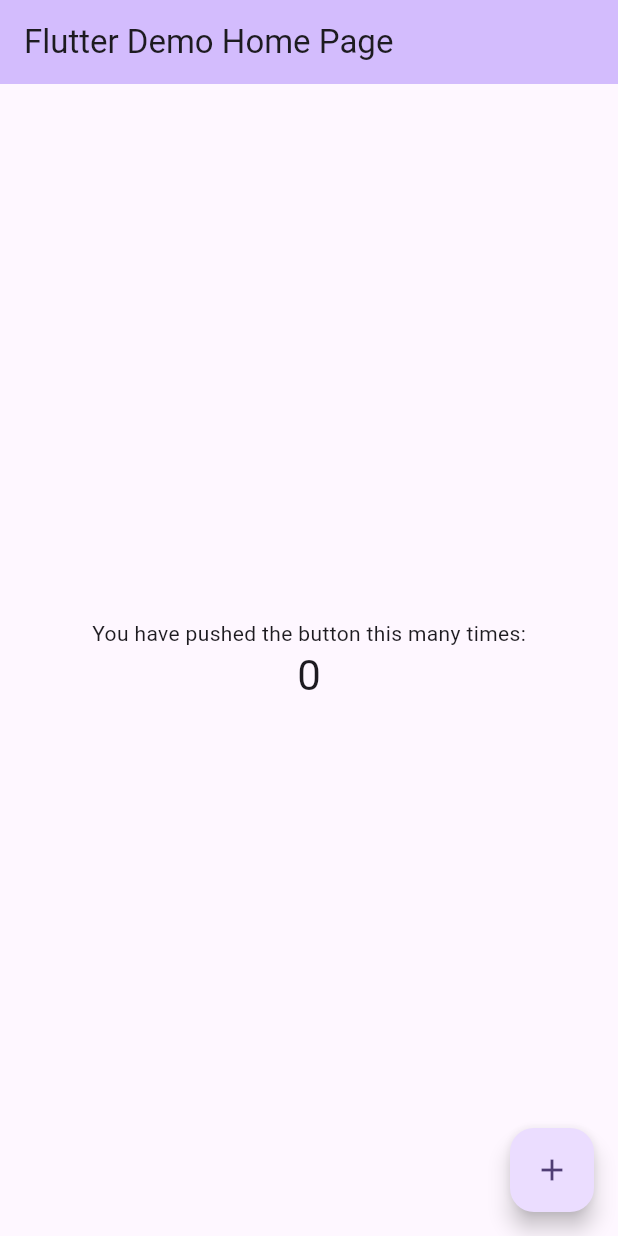
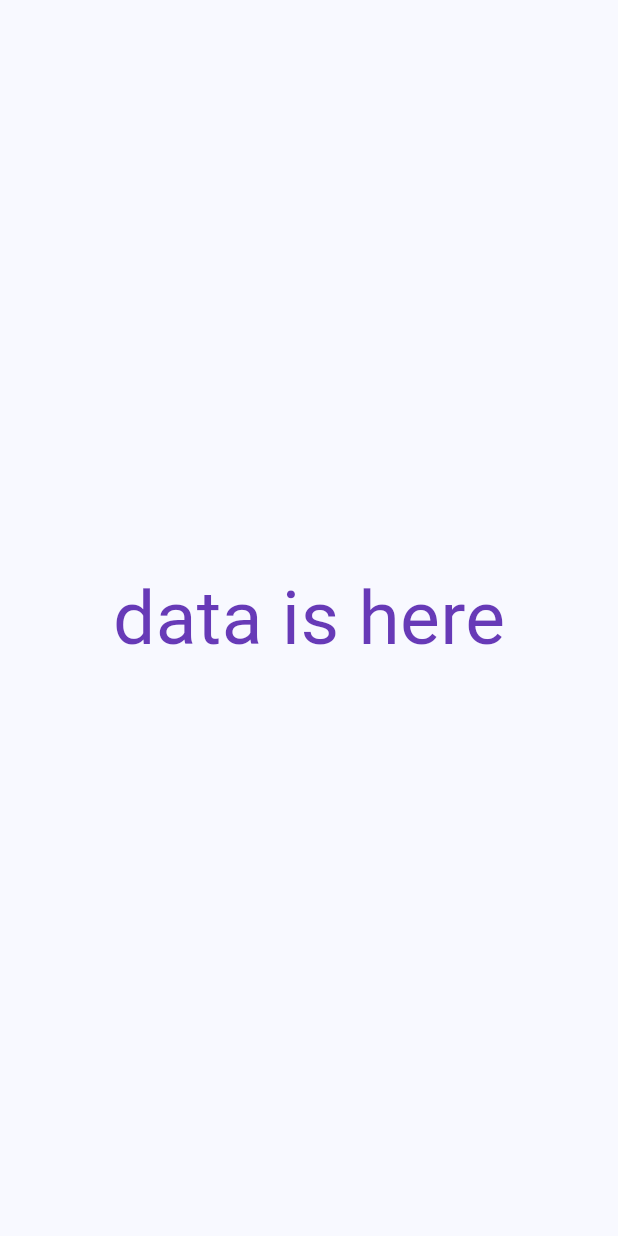
Before and after one commit to harshitkar/note_it_bro, a Flutter app: the screen it shows after launch, on a phone screen of 412 x 824 dp. Run offline on Flutter 3.47's test engine with Material 3 defaults, Android fonts, the phone set to English and light mode, and no system bars.

Commit message:
Workshop 2

```diff
--- a/lib/main.dart
+++ b/lib/main.dart
@@ -1,4 +1,5 @@
 import 'package:flutter/material.dart';
+import 'package:note_it_bro/screens/homepage.dart';
 
 void main() {
   runApp(const MyApp());
@@ -7,119 +8,15 @@
 class MyApp extends StatelessWidget {
   const MyApp({super.key});
 
-  // This widget is the root of your application.
   @override
   Widget build(BuildContext context) {
     return MaterialApp(
       title: 'Flutter Demo',
       theme: ThemeData(
-        // This is the theme of your application.
-        //
-        // TRY THIS: Try running your application with "flutter run". You'll see
-        // the application has a purple toolbar. Then, without quitting the app,
-        // try changing the seedColor in the colorScheme below to Colors.green
-        // and then invoke "hot reload" (save your changes or press the "hot
-        // reload" button in a Flutter-supported IDE, or press "r" if you used
-        // the command line to start the app).
-        //
-        // Notice that the counter didn't reset back to zero; the application
-        // state is not lost during the reload. To reset the state, use hot
-        // restart instead.
-        //
-        // This works for code too, not just values: Most code changes can be
-        // tested with just a hot reload.
-        colorScheme: ColorScheme.fromSeed(seedColor: Colors.deepPurple),
+        colorScheme: ColorScheme.fromSeed(seedColor: Colors.blue),
         useMaterial3: true,
       ),
-      home: const MyHomePage(title: 'Flutter Demo Home Page'),
+      home: const HomePage(),
     );
   }
 }
-
-class MyHomePage extends StatefulWidget {
-  const MyHomePage({super.key, required this.title});
-
-  // This widget is the home page of your application. It is stateful, meaning
-  // that it has a State object (defined below) that contains fields that affect
-  // how it looks.
-
-  // This class is the configuration for the state. It holds the values (in this
-  // case the title) provided by the parent (in this case the App widget) and
-  // used by the build method of the State. Fields in a Widget subclass are
-  // always marked "final".
-
-  final String title;
-
-  @override
-  State<MyHomePage> createState() => _MyHomePageState();
-}
-
-class _MyHomePageState extends State<MyHomePage> {
-  int _counter = 0;
-
-  void _incrementCounter() {
-    setState(() {
-      // This call to setState tells the Flutter framework that something has
-      // changed in this State, which causes it to rerun the build method below
-      // so that the display can reflect the updated values. If we changed
-      // _counter without calling setState(), then the build method would not be
-      // called again, and so nothing would appear to happen.
-      _counter++;
-    });
-  }
-
-  @override
-  Widget build(BuildContext context) {
-    // This method is rerun every time setState is called, for instance as done
-    // by the _incrementCounter method above.
-    //
-    // The Flutter framework has been optimized to make rerunning build methods
-    // fast, so that you can just rebuild anything that needs updating rather
-    // than having to individually change instances of widgets.
-    return Scaffold(
-      appBar: AppBar(
-        // TRY THIS: Try changing the color here to a specific color (to
-        // Colors.amber, perhaps?) and trigger a hot reload to see the AppBar
-        // change color while the other colors stay the same.
-        backgroundColor: Theme.of(context).colorScheme.inversePrimary,
-        // Here we take the value from the MyHomePage object that was created by
-        // the App.build method, and use it to set our appbar title.
-        title: Text(widget.title),
-      ),
-      body: Center(
-        // Center is a layout widget. It takes a single child and positions it
-        // in the middle of the parent.
-        child: Column(
-          // Column is also a layout widget. It takes a list of children and
-          // arranges them vertically. By default, it sizes itself to fit its
-          // children horizontally, and tries to be as tall as its parent.
-          //
-          // Column has various properties to control how it sizes itself and
-          // how it positions its children. Here we use mainAxisAlignment to
-          // center the children vertically; the main axis here is the vertical
-          // axis because Columns are vertical (the cross axis would be
-          // horizontal).
-          //
-          // TRY THIS: Invoke "debug painting" (choose the "Toggle Debug Paint"
-          // action in the IDE, or press "p" in the console), to see the
-          // wireframe for each widget.
-          mainAxisAlignment: MainAxisAlignment.center,
-          children: <Widget>[
-            const Text(
-              'You have pushed the button this many times:',
-            ),
-            Text(
-              '$_counter',
-              style: Theme.of(context).textTheme.headlineMedium,
-            ),
-          ],
-        ),
-      ),
-      floatingActionButton: FloatingActionButton(
-        onPressed: _incrementCounter,
-        tooltip: 'Increment',
-        child: const Icon(Icons.add),
-      ), // This trailing comma makes auto-formatting nicer for build methods.
-    );
-  }
-}
--- /dev/null
+++ b/lib/screens/homepage.dart
@@ -0,0 +1,21 @@
+import 'package:flutter/material.dart';
+
+class HomePage extends StatelessWidget {
+  const HomePage({super.key});
+
+  @override
+  Widget build(BuildContext context) {
+    return const Scaffold(
+      body: Center(
+        child:
+          Text(
+            "data is here",
+            style: TextStyle(
+                fontSize: 50,
+                color: Colors.deepPurple
+            ),
+          ),
+      ),
+    );
+  }
+}
```
